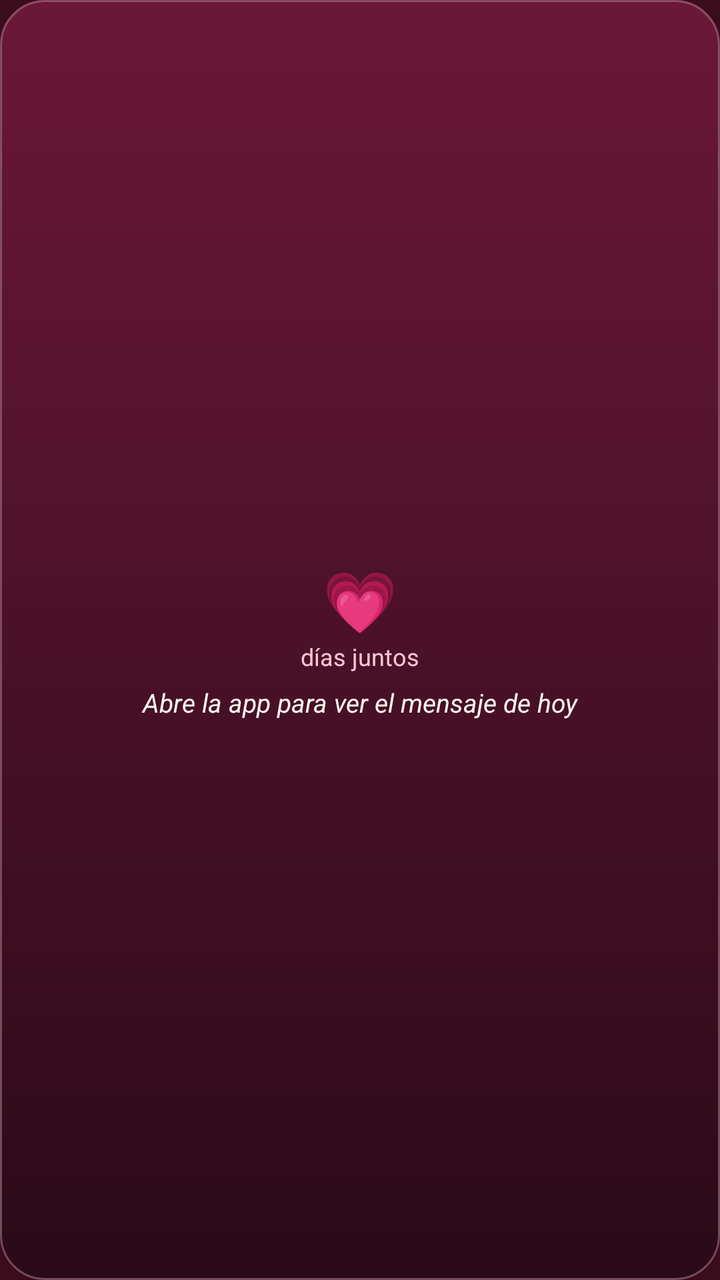
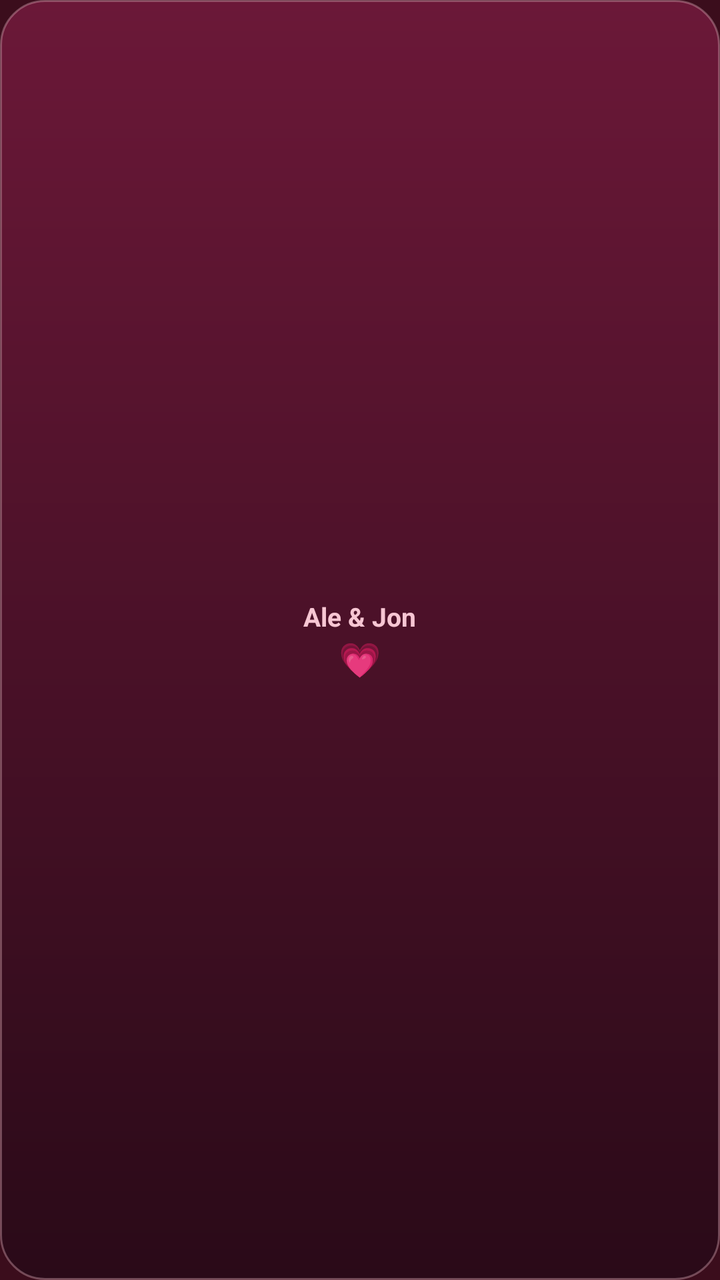

Compare the two renders of this Android layout. The source of the first and the diff that turns it into the second are given below.
<!-- AndroidManifest.xml: application theme Tema -->
<!-- res/layout/widget.xml -->
<?xml version="1.0" encoding="utf-8"?>
<LinearLayout xmlns:android="http://schemas.android.com/apk/res/android"
    android:id="@+id/wRoot" android:layout_width="match_parent" android:layout_height="match_parent"
    android:orientation="vertical" android:gravity="center" android:padding="12dp" android:background="@drawable/widget_bg">
  <TextView android:id="@+id/wDias" android:layout_width="wrap_content" android:layout_height="wrap_content"
      android:textColor="#FFFFFF" android:textSize="30sp" android:textStyle="bold" android:text="💗"/>
  <TextView android:id="@+id/wSub" android:layout_width="wrap_content" android:layout_height="wrap_content"
      android:textColor="#F7C6D3" android:textSize="12sp" android:text="días juntos"/>
  <TextView android:id="@+id/wMsg" android:layout_width="match_parent" android:layout_height="wrap_content"
      android:layout_marginTop="6dp" android:gravity="center" android:maxLines="3" android:ellipsize="end"
      android:textColor="#FFF7F0" android:textSize="13sp" android:textStyle="italic" android:text="Abre la app para ver el mensaje de hoy"/>
</LinearLayout>
<!-- resources referenced by this layout -->
<resources>
  <!-- drawable widget_bg (drawable) -->
  <?xml version="1.0" encoding="utf-8"?>
  <shape xmlns:android="http://schemas.android.com/apk/res/android" android:shape="rectangle">
    <gradient android:angle="270" android:startColor="#6B1838" android:endColor="#2A0A18"/>
    <corners android:radius="22dp"/>
    <stroke android:width="1dp" android:color="#55F7C6D3"/>
  </shape>
  <style name="Tema" parent="@android:style/Theme.Material.NoActionBar">
      <item name="android:windowBackground">@color/vino</item>
      <item name="android:statusBarColor">@color/vino</item>
      <item name="android:navigationBarColor">@color/vino</item>
      <item name="android:colorAccent">#e85d84</item>
    </style>
  <color name="vino">#3b0d1c</color>
</resources>

<!-- the commit's change to res/layout/widget.xml (unified diff, before → after) -->
@@ -1,12 +1,9 @@
 <?xml version="1.0" encoding="utf-8"?>
 <LinearLayout xmlns:android="http://schemas.android.com/apk/res/android"
     android:id="@+id/wRoot" android:layout_width="match_parent" android:layout_height="match_parent"
-    android:orientation="vertical" android:gravity="center" android:padding="12dp" android:background="@drawable/widget_bg">
+    android:orientation="vertical" android:gravity="center" android:padding="6dp" android:background="@drawable/widget_bg">
+  <TextView android:id="@+id/wSub" android:layout_width="wrap_content" android:layout_height="wrap_content"
+      android:textColor="#F7C6D3" android:textSize="13sp" android:textStyle="bold" android:text="Ale &amp; Jon"/>
   <TextView android:id="@+id/wDias" android:layout_width="wrap_content" android:layout_height="wrap_content"
-      android:textColor="#FFFFFF" android:textSize="30sp" android:textStyle="bold" android:text="💗"/>
-  <TextView android:id="@+id/wSub" android:layout_width="wrap_content" android:layout_height="wrap_content"
-      android:textColor="#F7C6D3" android:textSize="12sp" android:text="días juntos"/>
-  <TextView android:id="@+id/wMsg" android:layout_width="match_parent" android:layout_height="wrap_content"
-      android:layout_marginTop="6dp" android:gravity="center" android:maxLines="3" android:ellipsize="end"
-      android:textColor="#FFF7F0" android:textSize="13sp" android:textStyle="italic" android:text="Abre la app para ver el mensaje de hoy"/>
+      android:layout_marginTop="1dp" android:maxLines="1" android:textColor="#FFFFFF" android:textSize="17sp" android:textStyle="bold" android:text="💗"/>
 </LinearLayout>
